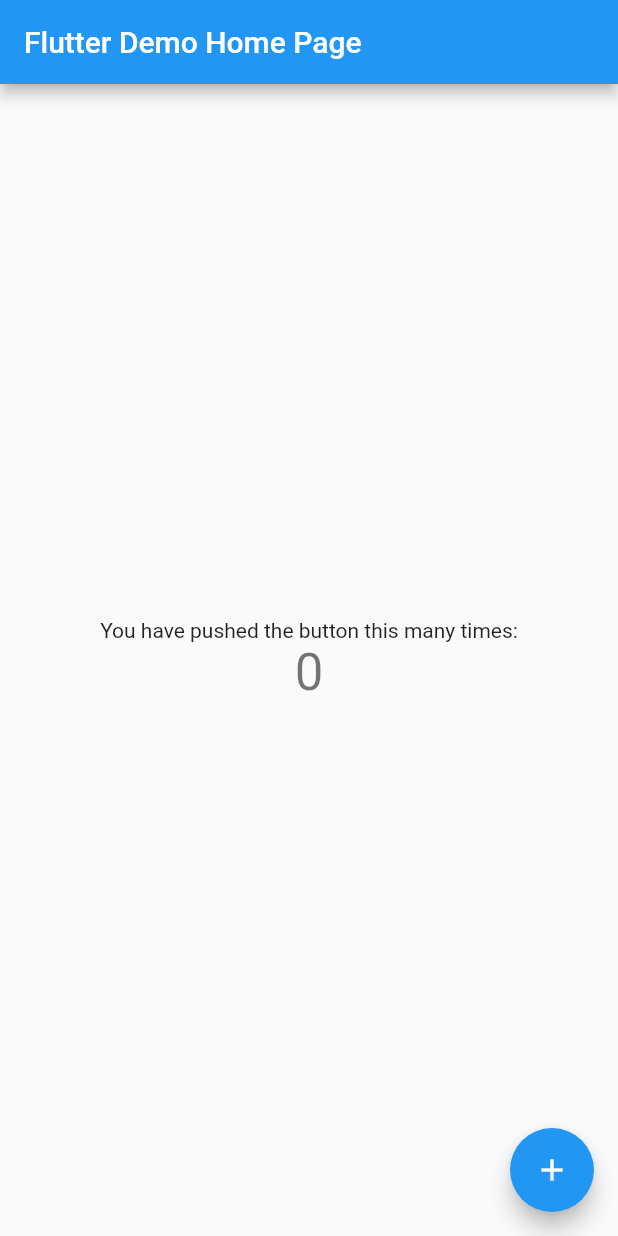
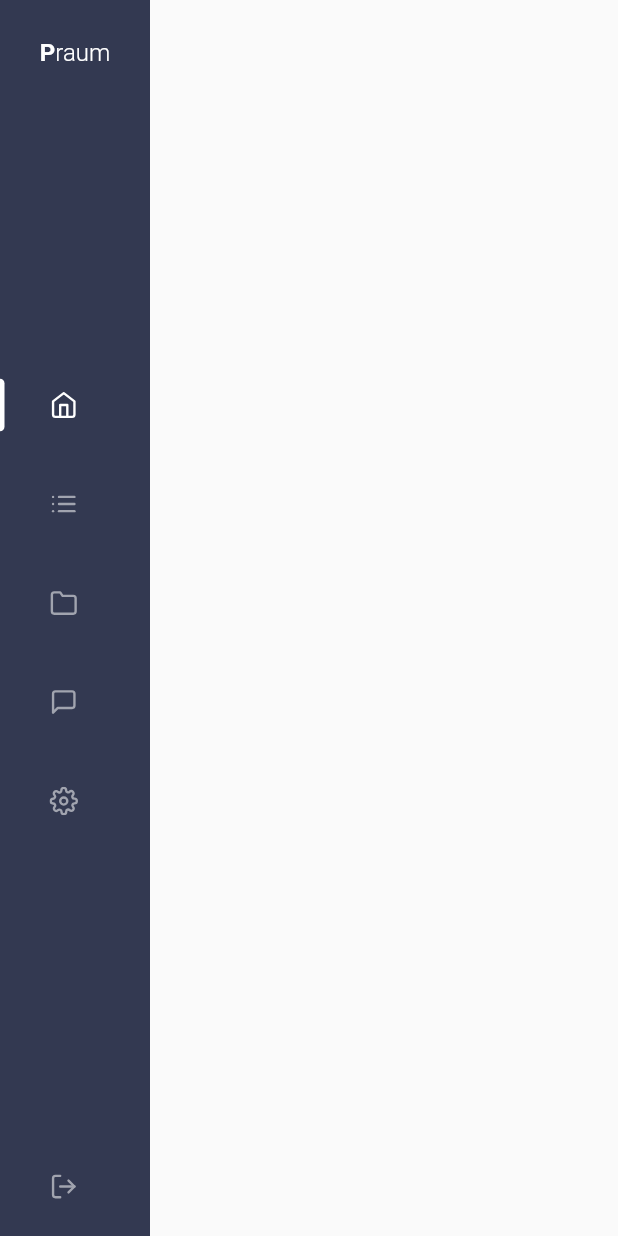
Before and after one commit to epitchi/ProgressiveWebApp, a Flutter app: the screen it shows after launch, on a phone screen of 412 x 824 dp. Run offline on Flutter 3.47's test engine with Material 2 defaults, Android fonts, the phone set to English and light mode, and no system bars; our stand-ins replace flutter_vector_icons.

Commit message:
add Navbar

```diff
--- /dev/null
+++ b/lib/NavigationBar/NavigationBar.dart
@@ -0,0 +1,38 @@
+import 'package:flutter/material.dart';
+import 'package:flutter_vector_icons/flutter_vector_icons.dart';
+import 'package:progressive_web_app/src/CompanyName.dart';
+import 'package:progressive_web_app/src/NavBar.dart';
+
+class NavigationBar extends StatefulWidget {
+  @override
+  _NavigationBarState createState() => _NavigationBarState();
+}
+
+class _NavigationBarState extends State<NavigationBar> {
+  @override
+  Widget build(BuildContext context) {
+    return Align(
+      alignment: Alignment.centerLeft,
+      child: Container(
+        height: MediaQuery.of(context).size.height,
+        width: 100.0,
+        color: Color(0xff333951),
+        child: Stack(
+          children: [
+            CompanyName(),
+            Align(
+              alignment: Alignment.center,
+              child: NavBar(),
+            ),
+            Align(
+                alignment: Alignment.bottomCenter,
+                child: NavBarItem(
+                  icon: Feather.log_out,
+                  active: false,
+                ))
+          ],
+        ),
+      ),
+    );
+  }
+}
--- a/lib/main.dart
+++ b/lib/main.dart
@@ -1,113 +1,23 @@
 import 'package:flutter/material.dart';
+import 'package:progressive_web_app/NavigationBar/NavigationBar.dart';
 
 void main() {
-  runApp(MyApp());
+  runApp(MaterialApp(home: MyApp()));
 }
 
 class MyApp extends StatelessWidget {
-  // This widget is the root of your application.
   @override
   Widget build(BuildContext context) {
-    return MaterialApp(
-      title: 'Flutter Demo',
-      theme: ThemeData(
-        // This is the theme of your application.
-        //
-        // Try running your application with "flutter run". You'll see the
-        // application has a blue toolbar. Then, without quitting the app, try
-        // changing the primarySwatch below to Colors.green and then invoke
-        // "hot reload" (press "r" in the console where you ran "flutter run",
-        // or simply save your changes to "hot reload" in a Flutter IDE).
-        // Notice that the counter didn't reset back to zero; the application
-        // is not restarted.
-        primarySwatch: Colors.blue,
-      ),
-      home: MyHomePage(title: 'Flutter Demo Home Page'),
+    return Scaffold(
+      body: Container(
+        height: MediaQuery.of(context).size.height,
+        width: MediaQuery.of(context).size.width,
+        child: Stack(
+          children: [
+            NavigationBar(),
+          ],
+        ),
+      )
     );
   }
 }
-
-class MyHomePage extends StatefulWidget {
-  MyHomePage({Key key, this.title}) : super(key: key);
-
-  // This widget is the home page of your application. It is stateful, meaning
-  // that it has a State object (defined below) that contains fields that affect
-  // how it looks.
-
-  // This class is the configuration for the state. It holds the values (in this
-  // case the title) provided by the parent (in this case the App widget) and
-  // used by the build method of the State. Fields in a Widget subclass are
-  // always marked "final".
-
-  final String title;
-
-  @override
-  _MyHomePageState createState() => _MyHomePageState();
-}
-
-class _MyHomePageState extends State<MyHomePage> {
-  int _counter = 0;
-
-  void _incrementCounter() {
-    setState(() {
-      // This call to setState tells the Flutter framework that something has
-      // changed in this State, which causes it to rerun the build method below
-      // so that the display can reflect the updated values. If we changed
-      // _counter without calling setState(), then the build method would not be
-      // called again, and so nothing would appear to happen.
-      _counter++;
-    });
-  }
-
-  @override
-  Widget build(BuildContext context) {
-    // This method is rerun every time setState is called, for instance as done
-    // by the _incrementCounter method above.
-    //
-    // The Flutter framework has been optimized to make rerunning build methods
-    // fast, so that you can just rebuild anything that needs updating rather
-    // than having to individually change instances of widgets.
-    return Scaffold(
-      appBar: AppBar(
-        // Here we take the value from the MyHomePage object that was created by
-        // the App.build method, and use it to set our appbar title.
-        title: Text(widget.title),
-      ),
-      body: Center(
-        // Center is a layout widget. It takes a single child and positions it
-        // in the middle of the parent.
-        child: Column(
-          // Column is also a layout widget. It takes a list of children and
-          // arranges them vertically. By default, it sizes itself to fit its
-          // children horizontally, and tries to be as tall as its parent.
-          //
-          // Invoke "debug painting" (press "p" in the console, choose the
-          // "Toggle Debug Paint" action from the Flutter Inspector in Android
-          // Studio, or the "Toggle Debug Paint" command in Visual Studio Code)
-          // to see the wireframe for each widget.
-          //
-          // Column has various properties to control how it sizes itself and
-          // how it positions its children. Here we use mainAxisAlignment to
-          // center the children vertically; the main axis here is the vertical
-          // axis because Columns are vertical (the cross axis would be
-          // horizontal).
-          mainAxisAlignment: MainAxisAlignment.center,
-          children: <Widget>[
-            Text(
-              'You have pushed the button this many times:',
-            ),
-            Text(
-              '$_counter',
-              style: Theme.of(context).textTheme.headline4,
-            ),
-          ],
-        ),
-      ),
-      floatingActionButton: FloatingActionButton(
-        onPressed: _incrementCounter,
-        tooltip: 'Increment',
-        child: Icon(Icons.add),
-      ), // This trailing comma makes auto-formatting nicer for build methods.
-    );
-  }
-}
--- /dev/null
+++ b/lib/src/CompanyName.dart
@@ -0,0 +1,31 @@
+import 'package:flutter/material.dart';
+
+class CompanyName extends StatelessWidget {
+  @override
+  Widget build(BuildContext context) {
+    return Container(
+      height: 70.0,
+      child: Center(
+        child: Row(
+          mainAxisAlignment: MainAxisAlignment.center,
+          children: [
+            Text(
+              'P',
+              style: TextStyle(
+                  fontWeight: FontWeight.w700,
+                  color: Colors.white,
+                  fontSize: 16.0),
+            ),
+            Text(
+              'raum',
+              style: TextStyle(
+                  fontWeight: FontWeight.w300,
+                  color: Colors.white,
+                  fontSize: 16.0),
+            )
+          ],
+        ),
+      ),
+    );
+  }
+}
--- /dev/null
+++ b/lib/src/NavBar.dart
@@ -0,0 +1,137 @@
+import 'package:flutter/material.dart';
+import 'package:flutter_vector_icons/flutter_vector_icons.dart';
+
+class NavBar extends StatefulWidget {
+  @override
+  _NavBarState createState() => _NavBarState();
+}
+
+class _NavBarState extends State<NavBar> {
+  List<bool> selected = [true, false, false, false, false];
+
+  void select(int n) {
+    for (int i = 0; i < 5; i++) {
+      if (i != n) {
+        selected[i] = false;
+      } else {
+        selected[i] = true;
+      }
+    }
+  }
+
+  @override
+  Widget build(BuildContext context) {
+    return Container(
+      height: 350.0,
+      child: Column(
+        children: [
+          NavBarItem(
+            active: selected[0],
+            icon: Feather.home,
+            touched: () {
+              setState(() {
+                select(0);
+              });
+            },
+          ),
+          NavBarItem(
+            active: selected[1],
+            icon: Feather.list,
+            touched: () {
+              setState(() {
+                select(1);
+              });
+            },
+          ),
+          NavBarItem(
+            active: selected[2],
+            icon: Feather.folder,
+            touched: () {
+              setState(() {
+                select(2);
+              });
+            },
+          ),
+          NavBarItem(
+            active: selected[3],
+            icon: Feather.message_square,
+            touched: () {
+              setState(() {
+                select(3);
+              });
+            },
+          ),
+          NavBarItem(
+            active: selected[4],
+            icon: Feather.settings,
+            touched: () {
+              setState(() {
+                select(4);
+              });
+            },
+          )
+        ],
+      ),
+    );
+  }
+}
+
+class NavBarItem extends StatefulWidget {
+  final IconData icon;
+  final Function touched;
+  final bool active;
+
+  NavBarItem({this.active, this.icon, this.touched});
+  @override
+  _NavBarItemState createState() => _NavBarItemState();
+}
+
+class _NavBarItemState extends State<NavBarItem> {
+  @override
+  Widget build(BuildContext context) {
+    return Material(
+      color: Colors.transparent,
+      child: InkWell(
+        onTap: () {
+          widget.touched();
+        },
+        splashColor: Colors.white,
+        hoverColor: Colors.white12,
+        child: Container(
+          padding: EdgeInsets.symmetric(vertical: 3.0),
+          child: Row(
+            children: [
+              Container(
+                height: 60.0,
+                width: 80.0,
+                child: Row(
+                  children: [
+                    AnimatedContainer(
+                      duration: Duration(milliseconds: 475),
+                      height: 35.0,
+                      width: 3.0,
+                      decoration: BoxDecoration(
+                        color:
+                            widget.active ? Colors.white : Colors.transparent,
+                        borderRadius: BorderRadius.only(
+                            topRight: Radius.circular(10.0),
+                            bottomRight: Radius.circular(10.0)),
+                      ),
+                    ),
+                    Padding(
+                        padding: EdgeInsets.only(left: 30.0),
+                        child: Icon(
+                          widget.icon,
+                          color: widget.active ? Colors.white : Colors.white54,
+                          size: 19.0,
+                        ))
+                  ],
+                ),
+              )
+            ],
+          ),
+        ),
+      ),
+    );
+  }
+}
```
Also changed, not shown: pubspec.yaml (+1 -9 lines), pubspec.lock.
